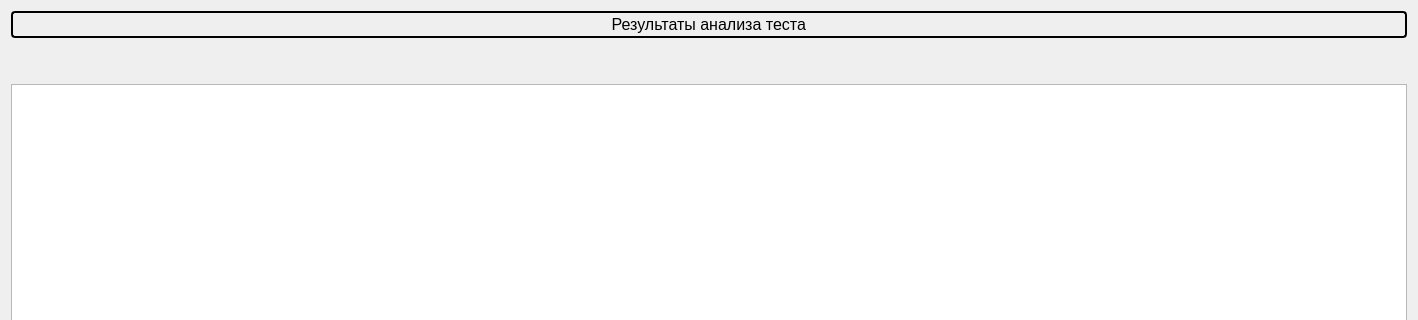
Above: analyzeres.ui from gunmaden/IS-AOOZ before the change; both pictures show x 0 to 1418 and y 0 to 320 of the 1418 by 558 pixel window. Below: the same form after it.
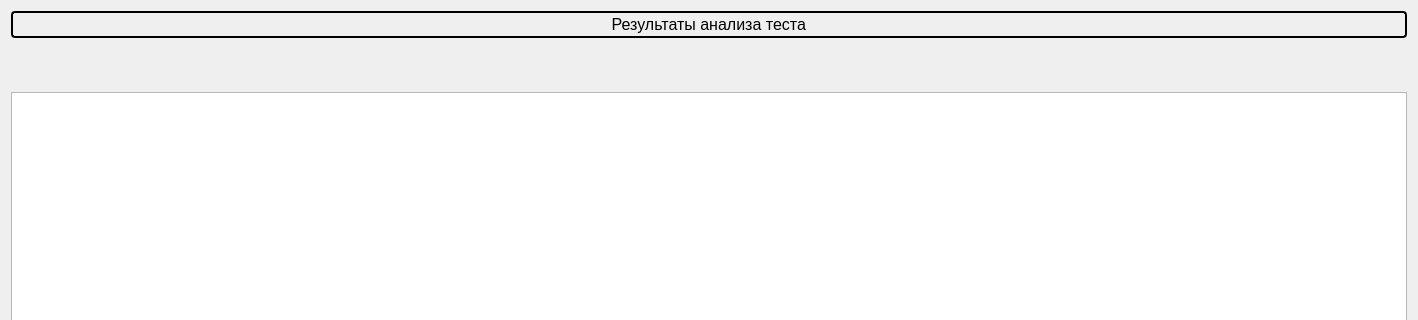
That is the form after the change. Icons and pictures are not drawn.

```diff
--- a/analyzeres.ui
+++ b/analyzeres.ui
@@ -40,6 +40,14 @@
        </item>
        <item>
         <widget class="QLabel" name="labelValidity">
+         <property name="font">
+          <font>
+           <pointsize>12</pointsize>
+           <weight>75</weight>
+           <italic>true</italic>
+           <bold>true</bold>
+          </font>
+         </property>
          <property name="text">
           <string/>
          </property>
@@ -47,6 +55,14 @@
        </item>
        <item>
         <widget class="QLabel" name="label_2">
+         <property name="font">
+          <font>
+           <pointsize>12</pointsize>
+           <weight>75</weight>
+           <italic>true</italic>
+           <bold>true</bold>
+          </font>
+         </property>
          <property name="text">
           <string/>
          </property>
```
